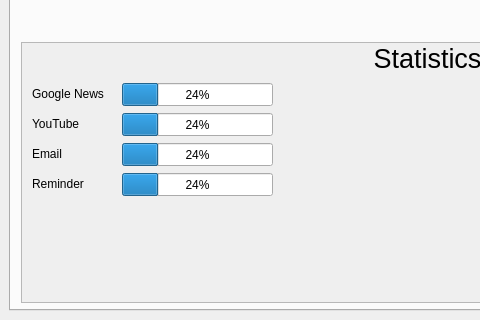
This is UI/MainWindow.ui in ashwinpilgaonkar/Flick as Qt 5 draws it before an edit; both pictures show x 0 to 480 and y 283 to 603 of the 842 by 603 pixel window. The edited form follows.
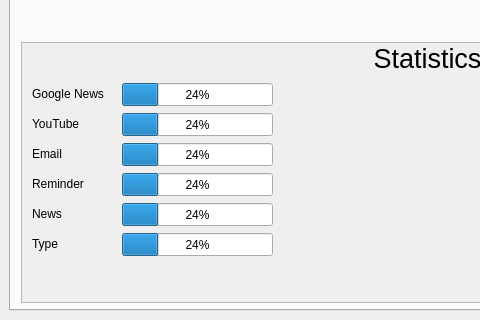
This is the edited form. The open tabs and pages were chosen to show the change.

The edit to the form file:
```diff
--- a/UI/MainWindow.ui
+++ b/UI/MainWindow.ui
@@ -479,6 +479,58 @@
            <enum>Qt::Vertical</enum>
           </property>
          </widget>
+         <widget class="QLabel" name="label_11">
+          <property name="geometry">
+           <rect>
+            <x>10</x>
+            <y>160</y>
+            <width>71</width>
+            <height>21</height>
+           </rect>
+          </property>
+          <property name="text">
+           <string>News</string>
+          </property>
+         </widget>
+         <widget class="QLabel" name="label_12">
+          <property name="geometry">
+           <rect>
+            <x>10</x>
+            <y>190</y>
+            <width>71</width>
+            <height>21</height>
+           </rect>
+          </property>
+          <property name="text">
+           <string>Type</string>
+          </property>
+         </widget>
+         <widget class="QProgressBar" name="progressBar_6">
+          <property name="geometry">
+           <rect>
+            <x>100</x>
+            <y>160</y>
+            <width>151</width>
+            <height>23</height>
+           </rect>
+          </property>
+          <property name="value">
+           <number>24</number>
+          </property>
+         </widget>
+         <widget class="QProgressBar" name="progressBar_7">
+          <property name="geometry">
+           <rect>
+            <x>100</x>
+            <y>190</y>
+            <width>151</width>
+            <height>23</height>
+           </rect>
+          </property>
+          <property name="value">
+           <number>24</number>
+          </property>
+         </widget>
         </widget>
        </widget>
       </widget>
```
Left out of the diff: 2 changed lines with no effect on the pictures.
